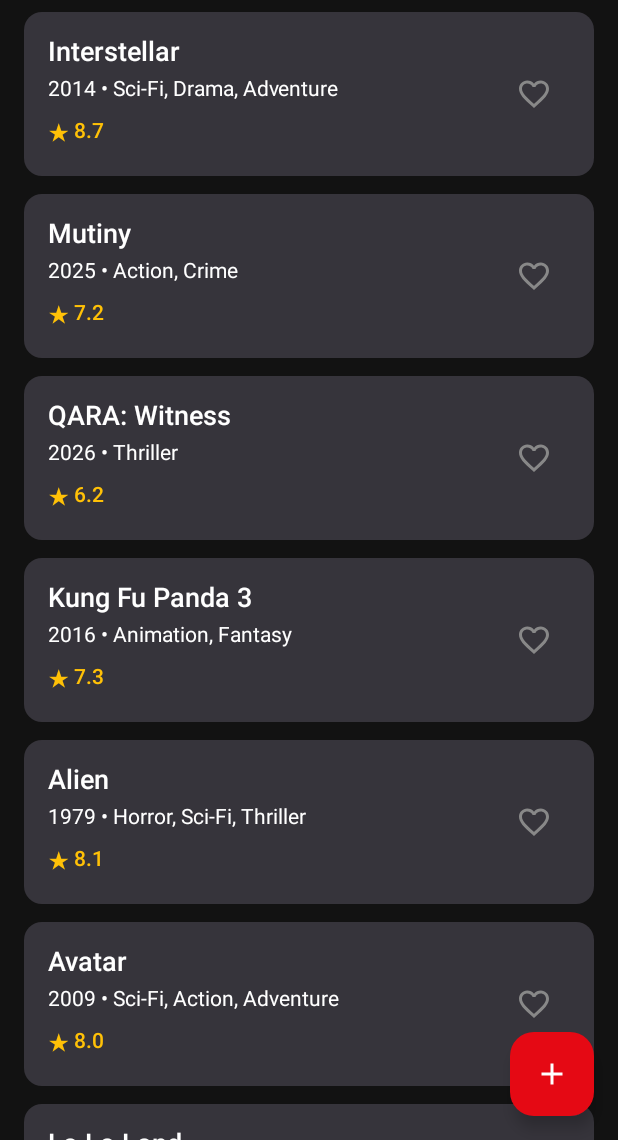
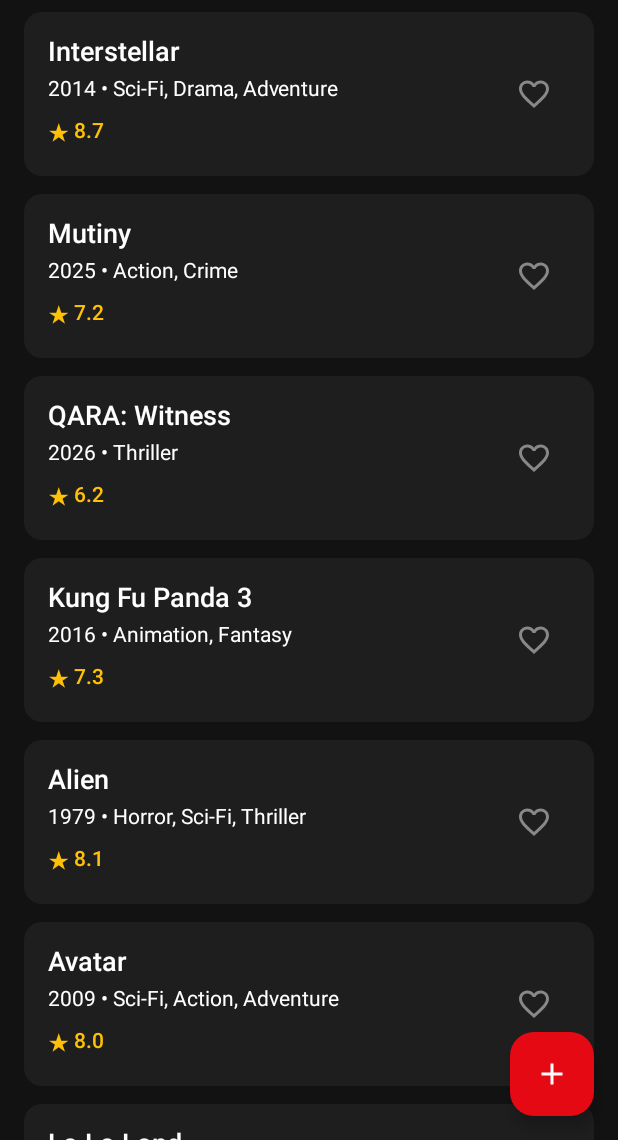
Before and after one commit to tokenovaai06/CineNest, an Android app built with Jetpack Compose: the screen it shows after launch (MainActivity), on a phone screen of 412 x 824 dp, the part 96-1236 px from its top. Run offline under Robolectric (Android 15) with nearby library versions, the phone set to English and light mode, and no system bars.

Commit message:
Apply cinema surface color to movie cards

```diff
--- a/app/src/main/java/com/example/cinenest/ui/components/MovieCard.kt
+++ b/app/src/main/java/com/example/cinenest/ui/components/MovieCard.kt
@@ -16,6 +16,8 @@ import androidx.compose.ui.tooling.preview.Preview
 import androidx.compose.ui.unit.dp
 import com.example.cinenest.model.Movie
 import com.example.cinenest.ui.theme.CineNestTheme
+import androidx.compose.material3.CardDefaults
+import com.example.cinenest.ui.theme.CinemaSurface
 
 @Composable
 fun MovieCard(
@@ -27,8 +29,11 @@ fun MovieCard(
     Card(
         modifier = modifier
             .fillMaxWidth()
-            .clickable(onClick = onClick)
-    ) {
+            .clickable(onClick = onClick),
+        colors = CardDefaults.cardColors(
+            containerColor = CinemaSurface
+        )
+    )  {
         Row(
             modifier = Modifier.padding(16.dp),
             verticalAlignment = Alignment.CenterVertically
```
